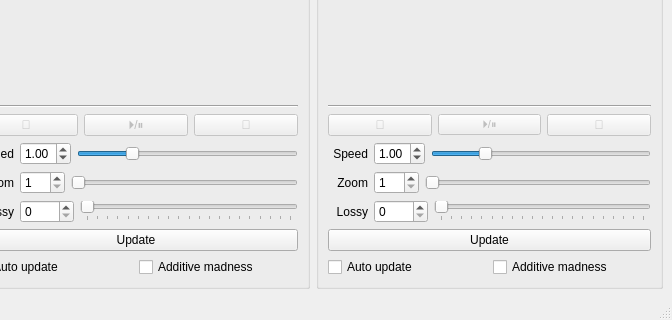
Before: the Qt Designer form widgets/MainWindow.ui in Day0Dreamer/Vault-of-Gifs, drawn with Qt 5; both pictures show x 400 to 1072 and y 445 to 765 of the 1072 by 765 pixel window.
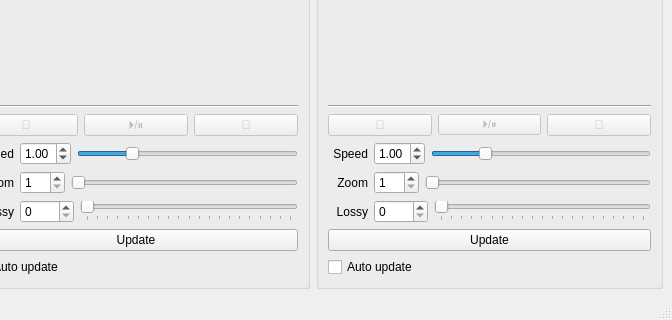
After: the same form once the commit is applied.

```diff
--- a/widgets/MainWindow.ui
+++ b/widgets/MainWindow.ui
@@ -555,13 +555,6 @@
                  </property>
                 </widget>
                </item>
-               <item>
-                <widget class="QCheckBox" name="check_endless_lossy280">
-                 <property name="text">
-                  <string>Additive madness</string>
-                 </property>
-                </widget>
-               </item>
               </layout>
              </item>
             </layout>
@@ -926,13 +919,6 @@
                  </property>
                 </widget>
                </item>
-               <item>
-                <widget class="QCheckBox" name="check_endless_lossy136">
-                 <property name="text">
-                  <string>Additive madness</string>
-                 </property>
-                </widget>
-               </item>
               </layout>
              </item>
             </layout>
```
Left out of the diff: 4 changed lines with no effect on the pictures.
